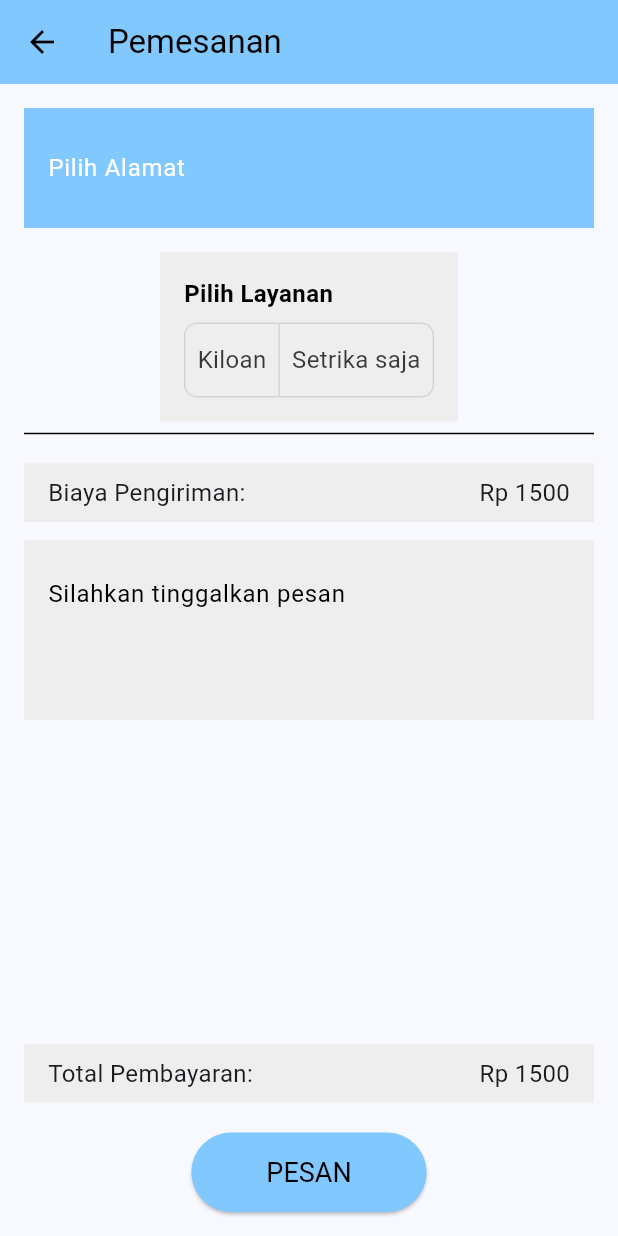
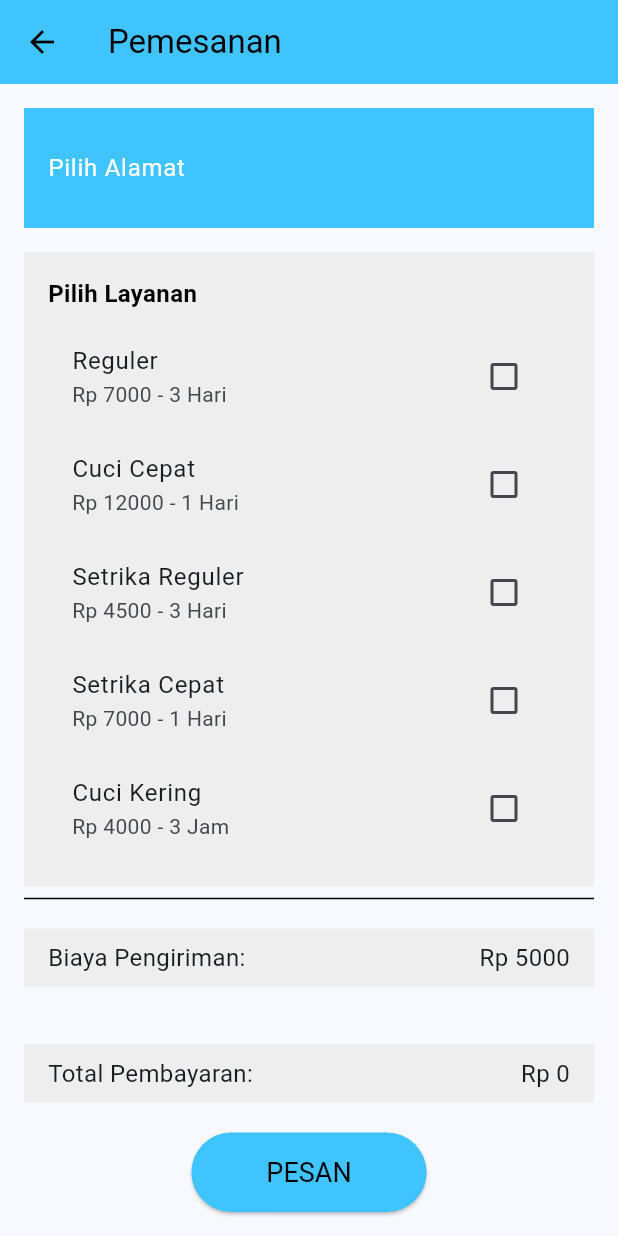
Before and after one commit to ReadysnaKrisna/Klimbat-LaunKlim, a Flutter app: the HomeScreen screen opened directly, after a tap on "Pesan", on a phone screen of 412 x 824 dp. Run offline on Flutter 3.47's test engine with Material 3 defaults, Android fonts, the light colour scheme and no system bars; our stand-ins replace cloud_firestore, firebase_auth, firebase_core, geolocator; accounts and stored records are empty.

Commit message:
Update Detail Screen

```diff
--- a/lib/models/detail_pesan.dart
+++ b/lib/models/detail_pesan.dart
@@ -1,4 +1,12 @@
 import 'package:flutter/material.dart';
+
+class Detail {
+  final String name;
+  final int price;
+  final String duration;
+
+  Detail({required this.name, required this.price, required this.duration});
+}
 
 class DetailPesan extends StatefulWidget {
   @override
@@ -7,18 +15,28 @@ class DetailPesan extends StatefulWidget {
 
 class _DetailPesanState extends State<DetailPesan> {
   final TextEditingController _addressController = TextEditingController();
-  final TextEditingController _messageController = TextEditingController();
 
-  List<bool> _selectedServices = [false, false];
-  int _totalPayment = 1500;
+  List<bool> _selectedServices = [false, false, false, false, false];
+  int _totalPayment = 0;
+
+  final List<Detail> services = [
+    Detail(name: 'Reguler', price: 7000, duration: '3 Hari'),
+    Detail(name: 'Cuci Cepat', price: 12000, duration: '1 Hari'),
+    Detail(name: 'Setrika Reguler', price: 4500, duration: '3 Hari'),
+    Detail(name: 'Setrika Cepat', price: 7000, duration: '1 Hari'),
+    Detail(name: 'Cuci Kering', price: 4000, duration: '3 Jam'),
+  ];
 
   void _updateTotalPayment() {
-    int basePayment = 1500; // Biaya Pengiriman
-    if (_selectedServices[0]) basePayment += 5000; // Kiloan
-    if (_selectedServices[1]) basePayment += 10000; // Karpet
+    int ongkir = 0;
+    for (int i = 0; i < _selectedServices.length; i++) {
+      if (_selectedServices[i]) {
+        ongkir += services[i].price;
+      }
+    }
 
     setState(() {
-      _totalPayment = basePayment;
+      _totalPayment = ongkir;
     });
   }
 
@@ -26,8 +44,7 @@ class _DetailPesanState extends State<DetailPesan> {
   Widget build(BuildContext context) {
     return Scaffold(
       appBar: AppBar(
-        backgroundColor:
-            Color(0xFF81C8FF), // Match the color from the screenshot
+        backgroundColor: Colors.lightBlueAccent,
         leading: IconButton(
           icon: Icon(Icons.arrow_back, color: Colors.black),
           onPressed: () => Navigator.pop(context),
@@ -39,7 +56,7 @@ class _DetailPesanState extends State<DetailPesan> {
         child: Column(
           children: [
             Container(
-              color: Color(0xFF81C8FF), // Background color for address section
+              color: Colors.lightBlueAccent,
               padding: EdgeInsets.all(16),
               child: TextField(
                 controller: _addressController,
@@ -53,8 +70,7 @@ class _DetailPesanState extends State<DetailPesan> {
             ),
             SizedBox(height: 16),
             Container(
-              color: Colors.grey[200] ??
-                  Color(0xFFEEEEEE), // Background color for service section
+              color: Colors.grey[200] ?? Color(0xFFEEEEEE),
               padding: EdgeInsets.all(16),
               child: Column(
                 crossAxisAlignment: CrossAxisAlignment.start,
@@ -67,89 +83,41 @@ class _DetailPesanState extends State<DetailPesan> {
                         color: Colors.black),
                   ),
                   SizedBox(height: 8),
-                  ToggleButtons(
-                    children: [
-                      Padding(
-                        padding: const EdgeInsets.all(8.0),
-                        child: Text('Kiloan', style: TextStyle(fontSize: 16)),
+                  Column(
+                    children: List.generate(services.length, (index) {
+                      return CheckboxListTile(
+                        title: Text(
+                          services[index].name,
+                          style: TextStyle(fontSize: 16),
                         ),
-                      Padding(
-                        padding: const EdgeInsets.all(8.0),
-                        child: Text('Setrika saja',
-                            style: TextStyle(fontSize: 16)),
+                        subtitle: Text(
+                          'Rp ${services[index].price} - ${services[index].duration}',
+                          style: TextStyle(fontSize: 14),
                         ),
-                    ],
-                    isSelected: _selectedServices,
-                    onPressed: (int index) {
+                        value: _selectedServices[index],
+                        onChanged: (bool? value) {
                           setState(() {
-                        _selectedServices[index] = !_selectedServices[index];
+                            _selectedServices[index] = value ?? false;
                             _updateTotalPayment();
                           });
                         },
-                    fillColor: Color(0xFF81C8FF),
-                    selectedColor: Colors.white,
-                    borderRadius: BorderRadius.circular(8.0),
+                      );
+                    }),
                   ),
-                  if (_selectedServices[0]) ...[
-                    SizedBox(height: 8),
-                    Container(
-                      padding: EdgeInsets.all(8),
-                      color: Colors.grey[100],
-                      child: Column(
-                        children: [
-                          Text('Detail layanan Kiloan:',
-                              style: TextStyle(fontSize: 14)),
-                          Text('Rp 5000 - 1 Hari',
-                              style: TextStyle(fontSize: 14)),
-                        ],
-                      ),
-                    ),
-                  ],
-                  if (_selectedServices[1]) ...[
-                    SizedBox(height: 8),
-                    Container(
-                      padding: EdgeInsets.all(8),
-                      color: Colors.grey[100],
-                      child: Column(
-                        children: [
-                          Text('Detail layanan Setrika:',
-                              style: TextStyle(fontSize: 14)),
-                          Text('Rp 2000 - 1 Hari',
-                              style: TextStyle(fontSize: 14)),
-                        ],
-                      ),
-                    ),
-                  ],
                 ],
               ),
             ),
             Divider(thickness: 1, color: Colors.black),
             SizedBox(height: 8),
-            SummaryTile(
-              label: 'Biaya Pengiriman:',
-              amount: 1500,
+            Bayar(
+              nama: 'Biaya Pengiriman:',
+              harga: 5000,
               color: Colors.grey[200] ?? Color(0xFFEEEEEE),
             ),
-            SizedBox(height: 8),
-            Container(
-              color: Colors.grey[200] ??
-                  Color(0xFFEEEEEE), // Background color for message section
-              padding: EdgeInsets.all(16),
-              child: TextField(
-                controller: _messageController,
-                decoration: InputDecoration(
-                  hintText: 'Silahkan tinggalkan pesan',
-                  hintStyle: TextStyle(color: Colors.black),
-                  border: InputBorder.none,
-                ),
-                maxLines: 3,
-                style: TextStyle(color: Colors.black),
-              ),
-            ),
             Spacer(),
-            SummaryTile(
-              label: 'Total Pembayaran:',
-              amount: _totalPayment,
+            Bayar(
+              nama: 'Total Pembayaran:',
+              harga: _totalPayment,
               color: Colors.grey[200] ?? Color(0xFFEEEEEE),
             ),
             SizedBox(height: 16),
@@ -160,7 +128,8 @@ class _DetailPesanState extends State<DetailPesan> {
                 },
                 style: ElevatedButton.styleFrom(
                   padding: EdgeInsets.symmetric(horizontal: 50, vertical: 16),
-                  backgroundColor: Color(0xFF81C8FF), // Match the button color
+                  backgroundColor:
+                      Colors.lightBlueAccent, // Match the button color
                   textStyle: TextStyle(fontSize: 18, color: Colors.black),
                 ),
                 child: Text('PESAN', style: TextStyle(color: Colors.black)),
@@ -173,14 +142,14 @@ class _DetailPesanState extends State<DetailPesan> {
   }
 }
 
-class SummaryTile extends StatelessWidget {
-  final String label;
-  final int amount;
+class Bayar extends StatelessWidget {
+  final String nama;
+  final int harga;
   final Color color;
 
-  const SummaryTile({
-    required this.label,
-    required this.amount,
+  const Bayar({
+    required this.nama,
+    required this.harga,
     required this.color,
   });
 
@@ -193,8 +162,8 @@ class SummaryTile extends StatelessWidget {
       child: Row(
         mainAxisAlignment: MainAxisAlignment.spaceBetween,
         children: [
-          Text(label, style: TextStyle(fontSize: 16)),
-          Text('Rp $amount', style: TextStyle(fontSize: 16)),
+          Text(nama, style: TextStyle(fontSize: 16)),
+          Text('Rp $harga', style: TextStyle(fontSize: 16)),
         ],
       ),
     );
--- a/lib/screens/history_screen.dart
+++ b/lib/screens/history_screen.dart
@@ -18,25 +18,6 @@ class HistoryScreen extends StatelessWidget {
             OrderCard(orderNumber: '0002142', status: 'Sudah selesai'),
           ],
         ),
-      ),
-      bottomNavigationBar: BottomNavigationBar(
-        items: const [
-          BottomNavigationBarItem(
-            icon: Icon(Icons.home),
-            label: 'Home',
-          ),
-          BottomNavigationBarItem(
-            icon: Icon(Icons.history),
-            label: 'History',
-          ),
-          BottomNavigationBarItem(
-            icon: Icon(Icons.account_circle),
-            label: 'Account',
-          ),
-        ],
-        currentIndex: 1,
-        selectedItemColor: Colors.green,
-        onTap: (index) {},
       ),
     );
   }
--- a/lib/screens/home_screen.dart
+++ b/lib/screens/home_screen.dart
@@ -8,8 +8,15 @@ import 'package:klimbat_launklim/models/detail_vip.dart';
 import 'package:klimbat_launklim/screens/history_screen.dart';
 import 'package:klimbat_launklim/screens/profile_screen.dart';
 
-class HomeScreen extends StatelessWidget {
+class HomeScreen extends StatefulWidget {
+  @override
+  _HomeScreenState createState() => _HomeScreenState();
+}
+
+class _HomeScreenState extends State<HomeScreen> {
   final User? user = FirebaseAuth.instance.currentUser;
+  int _selectedIndex = 0;
+  final PageController _pageController = PageController();
 
   Future<String> _getUserName() async {
     DocumentSnapshot userDoc = await FirebaseFirestore.instance
@@ -19,65 +26,28 @@ class HomeScreen extends StatelessWidget {
     return userDoc['nama'];
   }
 
-  void _onItemTapped(BuildContext context, int index) {
-    if (index == 1) {
-      Navigator.push(
-        context,
-        MaterialPageRoute(builder: (context) => HistoryScreen()),
-      );
-    }
-    if (index == 2) {
-      Navigator.push(
-        context,
-        MaterialPageRoute(builder: (context) => ProfileScreen()),
-      );
-    }
+  void _onItemTapped(int index) {
+    setState(() {
+      _selectedIndex = index;
+    });
+    _pageController.jumpToPage(index);
   }
 
   @override
   Widget build(BuildContext context) {
     return Scaffold(
-      body: Padding(
-        padding: const EdgeInsets.all(16.0),
-        child: Column(
-          children: [
-            FutureBuilder<String>(
-              future: _getUserName(),
-              builder: (context, snapshot) {
-                if (snapshot.connectionState == ConnectionState.waiting) {
-                  return CircularProgressIndicator();
-                } else if (snapshot.hasError) {
-                  return Text('Error: ${snapshot.error}');
-                } else {
-                  return WelcomeSection(userName: snapshot.data ?? 'User');
-                }
-              },
-            ),
-            SizedBox(
-                height:
-                    40), // Menambahkan jarak antara WelcomeSection dan Search
-            Expanded(
-              child: Column(
-                children: [
-                  SearchableServiceSection(),
-                  SizedBox(height: 2),
-                  ElevatedButton(
-                    onPressed: () {
-                      Navigator.push(
-                        context,
-                        MaterialPageRoute(
-                          builder: (context) => DetailPesan(),
-                        ),
-                      );
-                    },
-                    child: Text('Pesan'),
-                  ),
-                  PesananAktif(),
-                ],
-              ),
-            )
-          ],
-        ),
+      body: PageView(
+        controller: _pageController,
+        onPageChanged: (index) {
+          setState(() {
+            _selectedIndex = index;
+          });
+        },
+        children: [
+          HomeContent(getUserName: _getUserName),
+          HistoryScreen(),
+          ProfileScreen(),
+        ],
       ),
       bottomNavigationBar: BottomNavigationBar(
         items: const <BottomNavigationBarItem>[
@@ -94,96 +64,100 @@ class HomeScreen extends StatelessWidget {
             label: 'Account',
           ),
         ],
-        onTap: (index) => _onItemTapped(context, index),
+        currentIndex: _selectedIndex,
+        onTap: _onItemTapped,
       ),
     );
   }
 }
 
-class WelcomeSection extends StatefulWidget {
+class HomeContent extends StatelessWidget {
+  final Future<String> Function() getUserName;
+
+  HomeContent({required this.getUserName});
+
+  @override
+  Widget build(BuildContext context) {
+    return Padding(
+      padding: const EdgeInsets.all(16.0),
+      child: Column(
+        children: [
+          FutureBuilder<String>(
+            future: getUserName(),
+            builder: (context, snapshot) {
+              if (snapshot.connectionState == ConnectionState.waiting) {
+                return CircularProgressIndicator();
+              } else if (snapshot.hasError) {
+                return Text('Error: ${snapshot.error}');
+              } else {
+                return WelcomeSection(userName: snapshot.data ?? 'User');
+              }
+            },
+          ),
+          SizedBox(height: 30),
+          Expanded(
+            child: Column(
+              children: [
+                ServiceSection(),
+                SizedBox(height: 10),
+                ElevatedButton(
+                  onPressed: () {
+                    Navigator.push(
+                      context,
+                      MaterialPageRoute(
+                        builder: (context) => DetailPesan(),
+                      ),
+                    );
+                  },
+                  child: Text('Pesan'),
+                ),
+                // PesananAktif(),
+              ],
+            ),
+          ),
+        ],
+      ),
+    );
+  }
+}
+
+class WelcomeSection extends StatelessWidget {
   final String userName;
 
   WelcomeSection({required this.userName});
 
   @override
-  _WelcomeSectionState createState() => _WelcomeSectionState();
-}
-
-class _WelcomeSectionState extends State<WelcomeSection> {
-  final TextEditingController _searchController = TextEditingController();
-
-  @override
   Widget build(BuildContext context) {
     return Column(
       children: [
-        Text('Selamat Datang, ${widget.userName}',
-            style: TextStyle(fontSize: 20)),
-        SizedBox(height: 8),
-        Row(
-          children: [
-            Expanded(
-              child: TextField(
-                controller: _searchController,
-                decoration: InputDecoration(
-                    hintText: 'Search Layanan',
-                    prefixIcon: Icon(Icons.search),
-                    border: OutlineInputBorder(),
-                    fillColor: Colors.lightBlueAccent),
-                onChanged: (value) {
-                  context
-                      .findAncestorStateOfType<_SearchableServiceSectionState>()
-                      ?.updateSearchQuery(value);
-                },
-              ),
-            ),
-          ],
-        ),
+        Text('Selamat Datang, $userName', style: TextStyle(fontSize: 20)),
       ],
     );
   }
 }
 
-class SearchableServiceSection extends StatefulWidget {
-  @override
-  _SearchableServiceSectionState createState() =>
-      _SearchableServiceSectionState();
-}
-
-class _SearchableServiceSectionState extends State<SearchableServiceSection> {
+class ServiceSection extends StatelessWidget {
   final List<Layanan> _allServices = [
     Layanan(icon: Icons.local_laundry_service, label: 'Kiloan'),
     Layanan(icon: Icons.shopping_bag, label: 'Item Kasur'),
     Layanan(icon: Icons.dry_cleaning, label: 'VIP'),
   ];
 
-  String _searchQuery = '';
-
-  void updateSearchQuery(String query) {
-    setState(() {
-      _searchQuery = query;
-    });
-  }
-
   @override
   Widget build(BuildContext context) {
-    List<Layanan> filteredServices = _allServices
-        .where((service) =>
-            service.label.toLowerCase().contains(_searchQuery.toLowerCase()))
-        .toList();
-
     return Expanded(
       child: GridView.builder(
-        padding: EdgeInsets.all(8), // Menambahkan padding pada GridView
+        padding: EdgeInsets.all(4),
         gridDelegate: SliverGridDelegateWithFixedCrossAxisCount(
           crossAxisCount: 3,
-          crossAxisSpacing: 8, // Jarak horizontal antar item
-          mainAxisSpacing: 8, // Jarak vertikal antar item
+          crossAxisSpacing: 8,
+          mainAxisSpacing: 8,
         ),
-        itemCount: filteredServices.length,
+        itemCount: _allServices.length,
         itemBuilder: (context, index) {
           return GestureDetector(
             onTap: () {
-              if (filteredServices[index].label == 'Kiloan') {
+              if (_allServices[index].label == 'Kiloan') {
                 Navigator.push(
                   context,
                   MaterialPageRoute(
@@ -191,7 +165,7 @@ class _SearchableServiceSectionState extends State<SearchableServiceSection> {
                   ),
                 );
               }
-              if (filteredServices[index].label == 'Item Kasur') {
+              if (_allServices[index].label == 'Item Kasur') {
                 Navigator.push(
                   context,
                   MaterialPageRoute(
@@ -199,7 +173,7 @@ class _SearchableServiceSectionState extends State<SearchableServiceSection> {
                   ),
                 );
               }
-              if (filteredServices[index].label == 'VIP') {
+              if (_allServices[index].label == 'VIP') {
                 Navigator.push(
                   context,
                   MaterialPageRoute(
@@ -208,7 +182,7 @@ class _SearchableServiceSectionState extends State<SearchableServiceSection> {
                 );
               }
             },
-            child: filteredServices[index],
+            child: _allServices[index],
           );
         },
       ),
@@ -226,7 +200,7 @@ class Layanan extends StatelessWidget {
   Widget build(BuildContext context) {
     return Container(
       decoration: BoxDecoration(
-        color: Colors.blue,
+        color: Colors.lightBlueAccent,
         border: Border.all(color: Colors.lightBlueAccent),
         borderRadius: BorderRadius.circular(8.0),
       ),
@@ -240,16 +214,3 @@ class Layanan extends StatelessWidget {
     );
   }
 }
-
-class PesananAktif extends StatelessWidget {
-  @override
-  Widget build(BuildContext context) {
-    return Column(
-      crossAxisAlignment: CrossAxisAlignment.start,
-      children: [
-        const Text('Pesanan Aktif',
-            style: TextStyle(fontSize: 18, fontWeight: FontWeight.bold)),
-      ],
-    );
-  }
-}
--- a/lib/screens/profile_screen.dart
+++ b/lib/screens/profile_screen.dart
@@ -5,10 +5,6 @@ class ProfileScreen extends StatelessWidget {
   Widget build(BuildContext context) {
     return Scaffold(
       backgroundColor: Colors.grey[300],
-      appBar: AppBar(
-        title: Text('Account'),
-        backgroundColor: Colors.lightBlueAccent,
-      ),
       body: SingleChildScrollView(
         child: Column(
           children: <Widget>[
@@ -65,23 +61,6 @@ class ProfileScreen extends StatelessWidget {
           ],
         ),
       ),
-      bottomNavigationBar: BottomNavigationBar(
-        items: [
-          BottomNavigationBarItem(
-            icon: Icon(Icons.home),
-            label: 'Home',
-          ),
-          BottomNavigationBarItem(
-            icon: Icon(Icons.history),
-            label: 'History',
-          ),
-          BottomNavigationBarItem(
-            icon: Icon(Icons.account_circle),
-            label: 'Account',
-          ),
-        ],
-        unselectedItemColor: Colors.black,
-      ),
     );
   }
 }
--- a/pubspec.yaml
+++ b/pubspec.yaml
@@ -44,6 +44,7 @@ dependencies:
   url_launcher: ^6.2.6
   google_maps_flutter: ^2.6.1
   flutter_config: ^2.0.2
+  provider: ^6.0.0
 
 dev_dependencies:
   flutter_test:
```
Also changed, not shown: pubspec.lock. Lines whose indentation alone changed are shown as unchanged.
